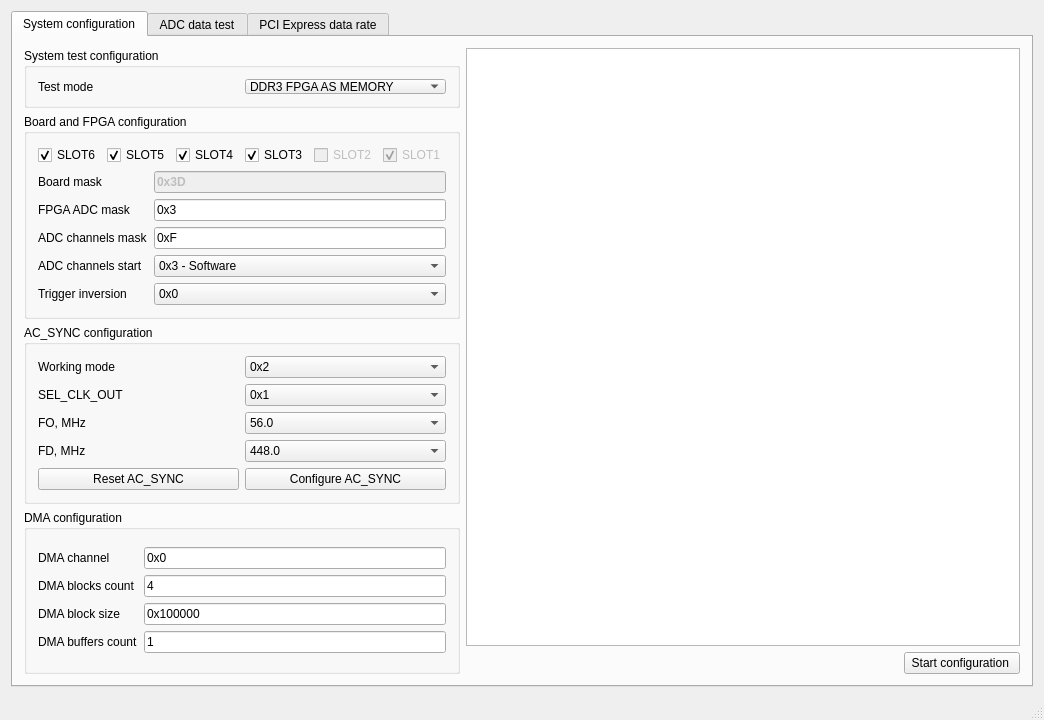
The window that gui/mainwindow.ui (karakozov/mainstream) describes before a commit, drawn with Qt 5.
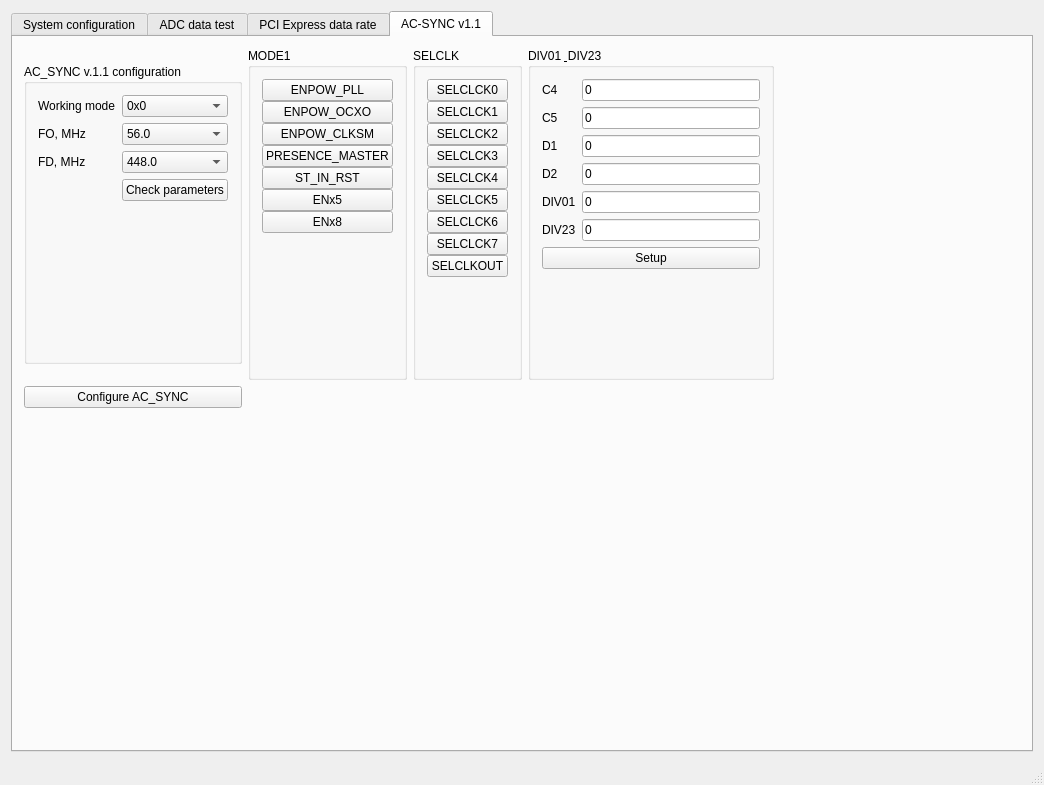
The same window after the commit.

```diff
--- a/gui/mainwindow.ui
+++ b/gui/mainwindow.ui
@@ -7,7 +7,7 @@
     <x>0</x>
     <y>0</y>
     <width>1044</width>
-    <height>720</height>
+    <height>785</height>
    </rect>
   </property>
   <property name="windowTitle">
@@ -18,7 +18,7 @@
     <item row="0" column="0">
      <widget class="QTabWidget" name="tabWidget">
       <property name="currentIndex">
-       <number>0</number>
+       <number>3</number>
       </property>
       <widget class="QWidget" name="tab">
        <attribute name="title">
@@ -920,6 +920,527 @@
         </item>
        </layout>
       </widget>
+      <widget class="QWidget" name="tab_4">
+       <attribute name="title">
+        <string>AC-SYNC v1.1</string>
+       </attribute>
+       <layout class="QGridLayout" name="gridLayout_25">
+        <item row="2" column="0">
+         <spacer name="verticalSpacer">
+          <property name="orientation">
+           <enum>Qt::Vertical</enum>
+          </property>
+          <property name="sizeHint" stdset="0">
+           <size>
+            <width>20</width>
+            <height>40</height>
+           </size>
+          </property>
+         </spacer>
+        </item>
+        <item row="0" column="3">
+         <widget class="QGroupBox" name="groupBox_13">
+          <property name="title">
+           <string>DIV01 &amp; DIV23</string>
+          </property>
+          <layout class="QGridLayout" name="gridLayout_24">
+           <item row="0" column="0">
+            <layout class="QGridLayout" name="gridLayout_23">
+             <item row="0" column="0">
+              <widget class="QLabel" name="label_27">
+               <property name="text">
+                <string>C4</string>
+               </property>
+              </widget>
+             </item>
+             <item row="2" column="0">
+              <widget class="QLabel" name="label_31">
+               <property name="text">
+                <string>D1</string>
+               </property>
+              </widget>
+             </item>
+             <item row="1" column="0">
+              <widget class="QLabel" name="label_30">
+               <property name="text">
+                <string>C5</string>
+               </property>
+              </widget>
+             </item>
+             <item row="3" column="0">
+              <widget class="QLabel" name="label_32">
+               <property name="text">
+                <string>D2</string>
+               </property>
+              </widget>
+             </item>
+             <item row="4" column="0">
+              <widget class="QLabel" name="label_33">
+               <property name="text">
+                <string>DIV01</string>
+               </property>
+              </widget>
+             </item>
+             <item row="5" column="0">
+              <widget class="QLabel" name="label_34">
+               <property name="text">
+                <string>DIV23</string>
+               </property>
+              </widget>
+             </item>
+             <item row="0" column="1">
+              <widget class="QLineEdit" name="leSyncv11C4">
+               <property name="text">
+                <string>0</string>
+               </property>
+              </widget>
+             </item>
+             <item row="1" column="1">
+              <widget class="QLineEdit" name="leSyncv11C5">
+               <property name="text">
+                <string>0</string>
+               </property>
+              </widget>
+             </item>
+             <item row="2" column="1">
+              <widget class="QLineEdit" name="leSyncv11D1">
+               <property name="text">
+                <string>0</string>
+               </property>
+              </widget>
+             </item>
+             <item row="3" column="1">
+              <widget class="QLineEdit" name="leSyncv11D2">
+               <property name="text">
+                <string>0</string>
+               </property>
+              </widget>
+             </item>
+             <item row="4" column="1">
+              <widget class="QLineEdit" name="leSyncv11DIV01">
+               <property name="text">
+                <string>0</string>
+               </property>
+              </widget>
+             </item>
+             <item row="5" column="1">
+              <widget class="QLineEdit" name="leSyncv11DIV23">
+               <property name="text">
+                <string>0</string>
+               </property>
+              </widget>
+             </item>
+            </layout>
+           </item>
+           <item row="1" column="0">
+            <widget class="QPushButton" name="pbSyncv11SetupCxDx">
+             <property name="text">
+              <string>Setup</string>
+             </property>
+            </widget>
+           </item>
+           <item row="2" column="0">
+            <spacer name="verticalSpacer_5">
+             <property name="orientation">
+              <enum>Qt::Vertical</enum>
+             </property>
+             <property name="sizeHint" stdset="0">
+              <size>
+               <width>20</width>
+               <height>40</height>
+              </size>
+             </property>
+            </spacer>
+           </item>
+          </layout>
+         </widget>
+        </item>
+        <item row="0" column="1">
+         <widget class="QGroupBox" name="groupBox_11">
+          <property name="title">
+           <string>MODE1</string>
+          </property>
+          <layout class="QGridLayout" name="gridLayout_20">
+           <item row="0" column="0">
+            <layout class="QVBoxLayout" name="verticalLayout_3">
+             <property name="spacing">
+              <number>0</number>
+             </property>
+             <item>
+              <widget class="QPushButton" name="pbSyncv11Powpll">
+               <property name="text">
+                <string>ENPOW_PLL</string>
+               </property>
+               <property name="checkable">
+                <bool>true</bool>
+               </property>
+              </widget>
+             </item>
+             <item>
+              <widget class="QPushButton" name="pbSyncv11Powocxo">
+               <property name="text">
+                <string>ENPOW_OCXO</string>
+               </property>
+               <property name="checkable">
+                <bool>true</bool>
+               </property>
+              </widget>
+             </item>
+             <item>
+              <widget class="QPushButton" name="pbSyncv11Powclksm">
+               <property name="text">
+                <string>ENPOW_CLKSM</string>
+               </property>
+               <property name="checkable">
+                <bool>true</bool>
+               </property>
+              </widget>
+             </item>
+             <item>
+              <widget class="QPushButton" name="pbSyncv11Master">
+               <property name="text">
+                <string>PRESENCE_MASTER</string>
+               </property>
+               <property name="checkable">
+                <bool>true</bool>
+               </property>
+              </widget>
+             </item>
+             <item>
+              <widget class="QPushButton" name="pbSyncv11Rst">
+               <property name="text">
+                <string>ST_IN_RST</string>
+               </property>
+               <property name="checkable">
+                <bool>true</bool>
+               </property>
+              </widget>
+             </item>
+             <item>
+              <widget class="QPushButton" name="pbSyncv11ENx5">
+               <property name="text">
+                <string>ENx5</string>
+               </property>
+               <property name="checkable">
+                <bool>true</bool>
+               </property>
+              </widget>
+             </item>
+             <item>
+              <widget class="QPushButton" name="pbSyncv11ENx8">
+               <property name="text">
+                <string>ENx8</string>
+               </property>
+               <property name="checkable">
+                <bool>true</bool>
+               </property>
+              </widget>
+             </item>
+            </layout>
+           </item>
+           <item row="1" column="0">
+            <spacer name="verticalSpacer_3">
+             <property name="orientation">
+              <enum>Qt::Vertical</enum>
+             </property>
+             <property name="sizeHint" stdset="0">
+              <size>
+               <width>20</width>
+               <height>40</height>
+              </size>
+             </property>
+            </spacer>
+           </item>
+          </layout>
+         </widget>
+        </item>
+        <item row="0" column="2">
+         <widget class="QGroupBox" name="groupBox_10">
+          <property name="title">
+           <string>SELCLK</string>
+          </property>
+          <layout class="QGridLayout" name="gridLayout_17">
+           <item row="0" column="0">
+            <layout class="QVBoxLayout" name="verticalLayout_2">
+             <property name="spacing">
+              <number>0</number>
+             </property>
+             <item>
+              <widget class="QPushButton" name="pbSyncv11Sel0">
+               <property name="text">
+                <string>SELCLCK0</string>
+               </property>
+               <property name="checkable">
+                <bool>true</bool>
+               </property>
+              </widget>
+             </item>
+             <item>
+              <widget class="QPushButton" name="pbSyncv11Sel1">
+               <property name="text">
+                <string>SELCLCK1</string>
+               </property>
+               <property name="checkable">
+                <bool>true</bool>
+               </property>
+              </widget>
+             </item>
+             <item>
+              <widget class="QPushButton" name="pbSyncv11Sel2">
+               <property name="text">
+                <string>SELCLCK2</string>
+               </property>
+               <property name="checkable">
+                <bool>true</bool>
+               </property>
+              </widget>
+             </item>
+             <item>
+              <widget class="QPushButton" name="pbSyncv11Sel3">
+               <property name="text">
+                <string>SELCLCK3</string>
+               </property>
+               <property name="checkable">
+                <bool>true</bool>
+               </property>
+              </widget>
+             </item>
+             <item>
+              <widget class="QPushButton" name="pbSyncv11Sel4">
+               <property name="text">
+                <string>SELCLCK4</string>
+               </property>
+               <property name="checkable">
+                <bool>true</bool>
+               </property>
+              </widget>
+             </item>
+             <item>
+              <widget class="QPushButton" name="pbSyncv11Sel5">
+               <property name="text">
+                <string>SELCLCK5</string>
+               </property>
+               <property name="checkable">
+                <bool>true</bool>
+               </property>
+              </widget>
+             </item>
+             <item>
+              <widget class="QPushButton" name="pbSyncv11Sel6">
+               <property name="text">
+                <string>SELCLCK6</string>
+               </property>
+               <property name="checkable">
+                <bool>true</bool>
+               </property>
+              </widget>
+             </item>
+             <item>
+              <widget class="QPushButton" name="pbSyncv11Sel7">
+               <property name="text">
+                <string>SELCLCK7</string>
+               </property>
+               <property name="checkable">
+                <bool>true</bool>
+               </property>
+              </widget>
+             </item>
+             <item>
+              <widget class="QPushButton" name="pbSyncv11SelOut">
+               <property name="text">
+                <string>SELCLKOUT</string>
+               </property>
+               <property name="checkable">
+                <bool>true</bool>
+               </property>
+              </widget>
+             </item>
+            </layout>
+           </item>
+           <item row="1" column="0">
+            <spacer name="verticalSpacer_4">
+             <property name="orientation">
+              <enum>Qt::Vertical</enum>
+             </property>
+             <property name="sizeHint" stdset="0">
+              <size>
+               <width>20</width>
+               <height>40</height>
+              </size>
+             </property>
+            </spacer>
+           </item>
+          </layout>
+         </widget>
+        </item>
+        <item row="0" column="0">
+         <widget class="QGroupBox" name="groupBox_12">
+          <property name="maximumSize">
+           <size>
+            <width>16777215</width>
+            <height>300</height>
+           </size>
+          </property>
+          <property name="title">
+           <string>AC_SYNC v.1.1 configuration</string>
+          </property>
+          <layout class="QGridLayout" name="gridLayout_21">
+           <item row="0" column="0">
+            <layout class="QGridLayout" name="gridLayout_22">
+             <item row="0" column="1">
+              <widget class="QComboBox" name="cbSyncv11Mode">
+               <property name="currentIndex">
+                <number>0</number>
+               </property>
+               <item>
+                <property name="text">
+                 <string>0x0</string>
+                </property>
+               </item>
+               <item>
+                <property name="text">
+                 <string>0x1</string>
+                </property>
+               </item>
+               <item>
+                <property name="text">
+                 <string>0x2</string>
+                </property>
+               </item>
+              </widget>
+             </item>
+             <item row="2" column="0">
+              <widget class="QLabel" name="label_26">
+               <property name="text">
+                <string>FD, MHz</string>
+               </property>
+              </widget>
+             </item>
+             <item row="0" column="0">
+              <widget class="QLabel" name="label_28">
+               <property name="text">
+                <string>Working mode</string>
+               </property>
+              </widget>
+             </item>
+             <item row="1" column="0">
+              <widget class="QLabel" name="label_29">
+               <property name="text">
+                <string>FO, MHz</string>
+               </property>
+              </widget>
+             </item>
+             <item row="1" column="1">
+              <widget class="QComboBox" name="cbSyncv11FO">
+               <property name="currentIndex">
+                <number>1</number>
+               </property>
+               <item>
+                <property name="text">
+                 <string>10.0</string>
+                </property>
+               </item>
+               <item>
+                <property name="text">
+                 <string>56.0</string>
+                </property>
+               </item>
+               <item>
+                <property name="text">
+                 <string>120.0</string>
+                </property>
+               </item>
+               <item>
+                <property name="text">
+                 <string>400.0</string>
+                </property>
+               </item>
+               <item>
+                <property name="text">
+                 <string>448.0</string>
+                </property>
+               </item>
+               <item>
+                <property name="text">
+                 <string>480.0</string>
+                </property>
+               </item>
+              </widget>
+             </item>
+             <item row="2" column="1">
+              <widget class="QComboBox" name="cbSyncv11FD">
+               <property name="currentIndex">
+                <number>1</number>
+               </property>
+               <item>
+                <property name="text">
+                 <string>400.0</string>
+                </property>
+               </item>
+               <item>
+                <property name="text">
+                 <string>448.0</string>
+                </property>
+               </item>
+               <item>
+                <property name="text">
+                 <string>488.72</string>
+                </property>
+               </item>
+               <item>
+                <property name="text">
+                 <string>480</string>
+                </property>
+               </item>
+              </widget>
+             </item>
+             <item row="3" column="1">
+              <widget class="QPushButton" name="pbSyncv11CheckParams">
+               <property name="text">
+                <string>Check parameters</string>
+               </property>
+              </widget>
+             </item>
+            </layout>
+           </item>
+           <item row="1" column="0">
+            <spacer name="verticalSpacer_2">
+             <property name="orientation">
+              <enum>Qt::Vertical</enum>
+             </property>
+             <property name="sizeHint" stdset="0">
+              <size>
+               <width>20</width>
+               <height>40</height>
+              </size>
+             </property>
+            </spacer>
+           </item>
+          </layout>
+         </widget>
+        </item>
+        <item row="0" column="4">
+         <spacer name="horizontalSpacer_4">
+          <property name="orientation">
+           <enum>Qt::Horizontal</enum>
+          </property>
+          <property name="sizeHint" stdset="0">
+           <size>
+            <width>40</width>
+            <height>20</height>
+           </size>
+          </property>
+         </spacer>
+        </item>
+        <item row="1" column="0">
+         <widget class="QPushButton" name="pbSyncv11Configure">
+          <property name="text">
+           <string>Configure AC_SYNC</string>
+          </property>
+         </widget>
+        </item>
+       </layout>
+      </widget>
      </widget>
     </item>
    </layout>
```
Left out of the diff: 2 changed lines with no effect on the pictures.
